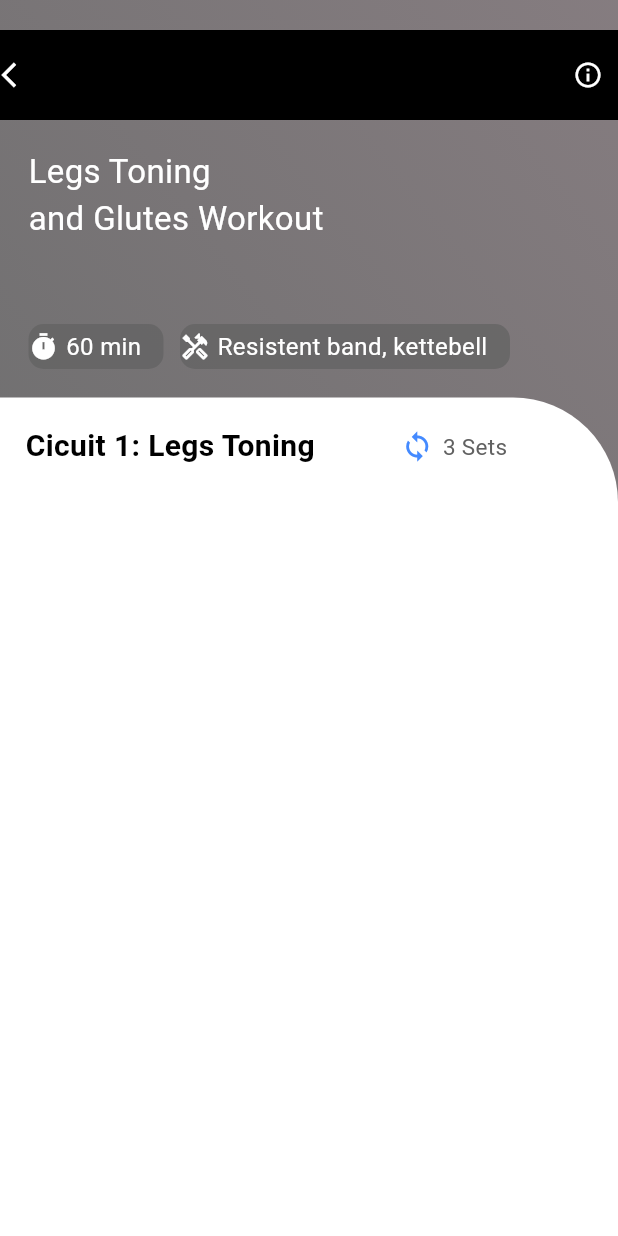
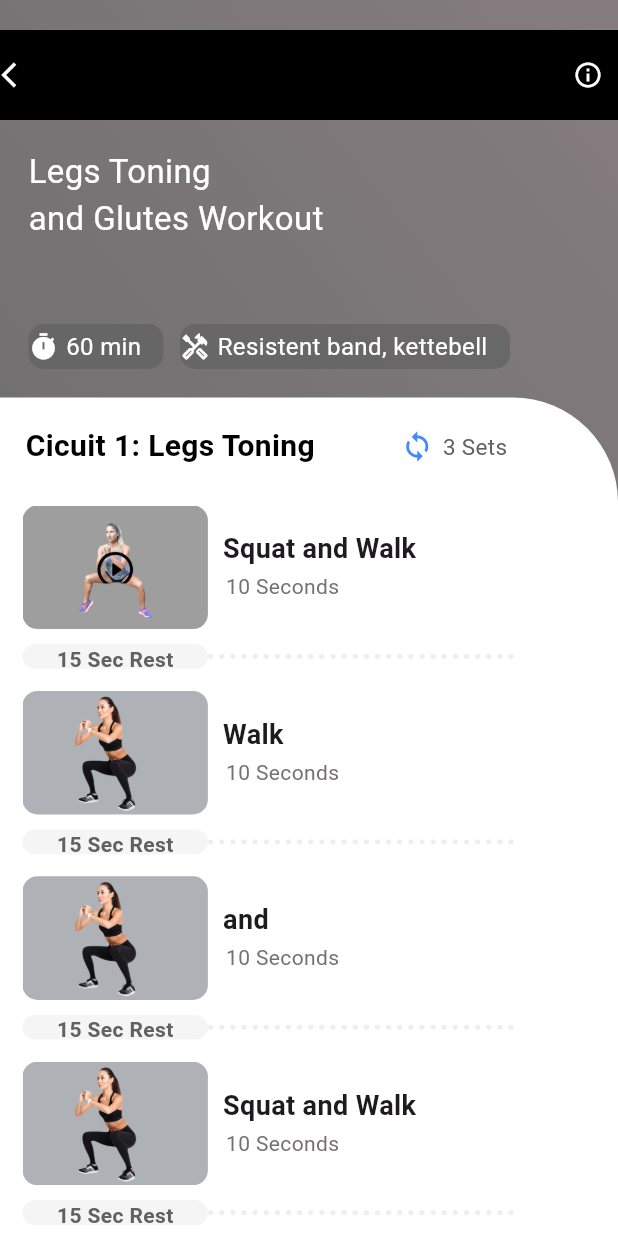
Before and after one commit to suraj2527/fitnessApp, a Flutter app: the Training screen opened directly, after a tap on "Details", on a phone screen of 412 x 824 dp. Run offline on Flutter 3.47's test engine with Material 3 defaults, Android fonts, the phone set to English and light mode, and no system bars; our stand-ins replace cloud_firestore, firebase_auth, firebase_core, fl_chart, get, video_player; accounts and stored records are empty.

Commit message:
add files

```diff
--- a/json/videoinfo.json
+++ b/json/videoinfo.json
@@ -0,0 +1,51 @@
+[
+  {
+    "title":  "Squat and Walk",
+    "time": "10 Seconds",
+    "thumbnail": "images/Squat1.jpg",
+    "videoUrl": "https://flutter.github.io/assets-for-api-docs/assets/videos/butterfly.mp4"
+
+  },
+  {
+    "title":  "Walk",
+    "time": "10 Seconds",
+    "thumbnail": "images/Squat1.png",
+    "videoUrl": "https://flutter.github.io/assets-for-api-docs/assets/videos/butterfly.mp4"
+
+  },
+  {
+    "title":  "and",
+    "time": "10 Seconds",
+    "thumbnail": "images/Squat1.png",
+    "videoUrl": "https://flutter.github.io/assets-for-api-docs/assets/videos/butterfly.mp4"
+
+  },
+  {
+    "title":  "Squat and Walk",
+    "time": "10 Seconds",
+    "thumbnail": "images/Squat1.png",
+    "videoUrl": "https://flutter.github.io/assets-for-api-docs/assets/videos/butterfly.mp4"
+
+  },
+  {
+    "title":  "Squat and Walk",
+    "time": "10 Seconds",
+    "thumbnail": "images/Squat1.png",
+    "videoUrl": "https://flutter.github.io/assets-for-api-docs/assets/videos/butterfly.mp4"
+
+  },
+  {
+    "title":  "Squat and Walk",
+    "time": "10 Seconds",
+    "thumbnail": "images/Squat1.png",
+    "videoUrl": "https://www.youtube.com/watch?v=g7NmDRkAka8"
+
+  },
+  {
+    "title":  "Squat and Walk",
+    "time": "10 Seconds",
+    "thumbnail": "images/Squat1.png",
+    "videoUrl": "https://www.shutterstock.com/video/clip-3606224965-vibrant-sunny-park-cheerful-woman-joyfully-exercises"
+
+  }
+]
--- a/lib/SubScreens/vedio_info.dart
+++ b/lib/SubScreens/vedio_info.dart
@@ -1,3 +1,5 @@
+import 'dart:convert';
+
 import 'package:flutter/cupertino.dart';
 import 'package:flutter/material.dart';
 import 'package:demo/colorextension.dart';
@@ -5,8 +7,10 @@ import 'package:demo/colorextension.dart';
 
 import 'package:flutter/material.dart';
 import 'package:get/get.dart';
+import 'package:video_player/video_player.dart';
 
 class VedioInfo extends StatefulWidget {
+
 
 
 
@@ -19,6 +23,26 @@ class VedioInfo extends StatefulWidget {
 }
 
 class _VedioInfoState extends State<VedioInfo> {
+  List vedioinfo=[];
+  bool _playArea=false;
+  late VideoPlayerController _controller;
+  _initData() async{
+    await DefaultAssetBundle.of(context).loadString("json/videoinfo.json").then((value){
+      setState(() {
+        vedioinfo= json.decode(value);
+      });
+
+
+    });
+  }
+
+  @override
+  void initState() {
+    // TODO: implement initState
+    super.initState();
+    _initData();
+
+  }
   @override
   Widget build(BuildContext context) {
     var Width = MediaQuery.of(context).size.width;
@@ -29,7 +53,7 @@ class _VedioInfoState extends State<VedioInfo> {
 
 
       body: Container(
-        decoration: BoxDecoration(
+        decoration: _playArea==false?BoxDecoration(
           gradient: LinearGradient(
             colors:[
               TColor.greey.withOpacity(0.9),
@@ -38,6 +62,8 @@ class _VedioInfoState extends State<VedioInfo> {
                 begin: const FractionalOffset(0.0, 0.4),
           end: Alignment.topRight,
           )
+        ):BoxDecoration(
+        color: TColor.greey
         ),
         child: Column(
           children: [
@@ -66,7 +92,7 @@ class _VedioInfoState extends State<VedioInfo> {
                 ),
         ),
 
-            Container(
+            _playArea==false?Container(
 
 
               padding: EdgeInsets.all(19),
@@ -159,6 +185,12 @@ class _VedioInfoState extends State<VedioInfo> {
                 ],
               ),
 
+            ):Container(
+              //width: Width,
+              //height: Height*0.25,
+              //color: TColor.greey,
+              child:  _playView(context) ,
+
             ),
             Expanded(child: Container(
               decoration: BoxDecoration(
@@ -191,17 +223,178 @@ class _VedioInfoState extends State<VedioInfo> {
                           ),)
                         ],
                       ),
-                      SizedBox(width: 20,),
+                      //SizedBox(width: 20,),
 
                     ],
-                  )
+                  ),
+
+                  Expanded(child: _listview() ),
                 ],
               ),
             ))
           ],
         ),
+      ),);
+  }
+
+   Widget _playView(BuildContext context){
+    final controller =_controller;
+    if(controller!=null&&controller.value.isInitialized){
+      //var Width = MediaQuery.of(context).size.width;
+      //var Height = MediaQuery.of(context).size.height;
+     return AspectRatio(
+       aspectRatio: 16/9,
+       //color: TColor.greey,
+
+       child: VideoPlayer(controller),
+     );
+    }else{
+      return AspectRatio(
+        aspectRatio: 16/9,
+          child: Center(
+              child: Text("Preparing...",
+              style: TextStyle(
+                fontSize: 20,
+                color: TColor.white
+              ),
+              )));
+
+    }
+  }
+  _onTapVideo(int index){
+    final controller = VideoPlayerController.network(vedioinfo[index]["videoUrl"]);
+    _controller=controller;
+    setState(() {
+    });
+    controller..initialize().then((_){
+    controller.play();
+    setState(() {
+
+    });
+    });
+
+
+  }
+  _listview(){
+    return ListView.builder(
+        padding: EdgeInsets.symmetric(horizontal: 15,vertical: 25),
+        itemCount: vedioinfo.length ,
+        itemBuilder: (_, int index){
+
+          return GestureDetector(
+              onTap: (){
+                _onTapVideo(index);
+                debugPrint(index.toString());
+                setState(() {
+                 if (_playArea==false){
+                   _playArea=true;
+                 }
+                });
+              },
+              child: _buildCard(index)
+
+          );
+        });
+  }
+  _buildCard(int index){
+    var Width = MediaQuery.of(context).size.width;
+    var Height = MediaQuery.of(context).size.height;
+    return Container(
+      height: Height*0.15,
+      //color: Colors.red,
+      child: Column(
+        children: [
+          Row(
+            children: [
+              Container(
+                width: Width*0.3,
+                height: Height*0.1,
+                decoration: BoxDecoration(
+                    borderRadius: BorderRadius.circular(10),
+                    image: DecorationImage(
+                        image: AssetImage(
+                            vedioinfo[index]["thumbnail"]
+                        ),
+                        fit: BoxFit.cover
+                    )
+                ),
+              ),
+              SizedBox(width: 10),
+              Column(
+                mainAxisAlignment: MainAxisAlignment.center,
+                crossAxisAlignment: CrossAxisAlignment.start,
+                children: [
+                  Text(
+                    vedioinfo[index]["title"],
+                    style: TextStyle(
+                        fontSize: 18,
+                        fontWeight: FontWeight.bold
+                    ),
+                  ),
+                  //SizedBox(height: 10,),
+                  Padding(
+                    padding: EdgeInsets.all(2),
+                    child: Text(
+                      vedioinfo[index]["time"],
+                      style: TextStyle(
+                          color: TColor.gray
+                      ),
+                    ),
+                  )
+
+                ],
+              )
+
+            ],
+          ),
+          SizedBox(height: 10),
+          Row(
+            children: [
+              Container(
+                width: Width*0.3,
+                height: Height*0.02,
+                decoration: BoxDecoration(
+                  color: Colors.grey.shade100,
+                  borderRadius: BorderRadius.circular(10),
+                ),
+                child: Center(
+                  child: Text(
+                    '''15 Sec Rest''',
+                    style: TextStyle(
+                        color: TColor.greey,
+                        fontWeight: FontWeight.bold
+                    ),
+                  ),
+                ),
+              ),
+              Row(
+                children: [
+                  for(int i=0;i<55;i++)
+
+                    i.isEven?Container(
+                      width: Width*0.009,
+                      height: Height*0.004,
+                      decoration: BoxDecoration(
+                          color: Colors.grey.shade200,
+                          borderRadius: BorderRadius.circular(2)
+                      ),
+                    ):Container(
+                      width: Width*0.009,
+                      height: Height*0.004,
+                      color: Colors.white,
+
+                    )
+                ],
+
+              )
+
+            ],
+          )
+
+        ],
       ),
-
     );
   }
+
+
 }
--- a/lib/pages/main.dart
+++ b/lib/pages/main.dart
@@ -22,7 +22,7 @@ class MyApp extends StatelessWidget {
   Widget build(BuildContext context) {
     return GetMaterialApp(
       debugShowCheckedModeBanner: false,
-      home: SignInPage(),
+      home: Training(),
 
 
     );
--- a/lib/pages/traning.dart
+++ b/lib/pages/traning.dart
@@ -16,9 +16,12 @@ class Training extends StatefulWidget {
 
 class _TrainingState extends State<Training> {
   List info=[];
-  _initData(){
-    DefaultAssetBundle.of(context).loadString("json/info.json").then((value){
-      info= json.decode(value);
+  _initData() async{
+    await DefaultAssetBundle.of(context).loadString("json/info.json").then((value){
+      setState(() {
+        info= json.decode(value);
+      });
+
 
     });
   }
@@ -101,6 +104,7 @@ class _TrainingState extends State<Training> {
 
 
 
+                SizedBox(height: 10,),
                 Row(
                   children: [
                     Text("Your Program",
--- a/pubspec.yaml
+++ b/pubspec.yaml
@@ -39,9 +39,10 @@ dependencies:
   firebase_auth: ^5.1.3
   cloud_firestore: ^5.2.0
   fl_chart: ^0.68.0
-  video_player: ^2.9.1
+  video_player:
   chewie: ^1.8.3
   get:
+
 
 dev_dependencies:
   flutter_test:
```
Also changed, not shown: lib/pages/food.dart (+6 -7 lines), images/Squat1.jpg (added), images/Squat1.png (added).
